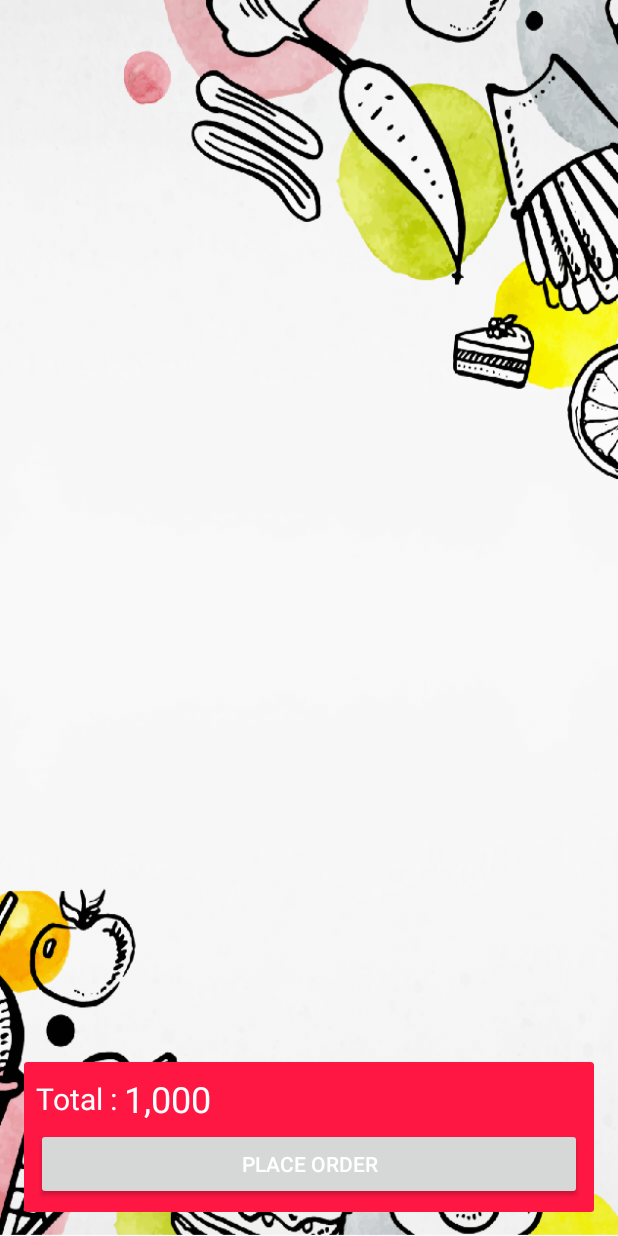
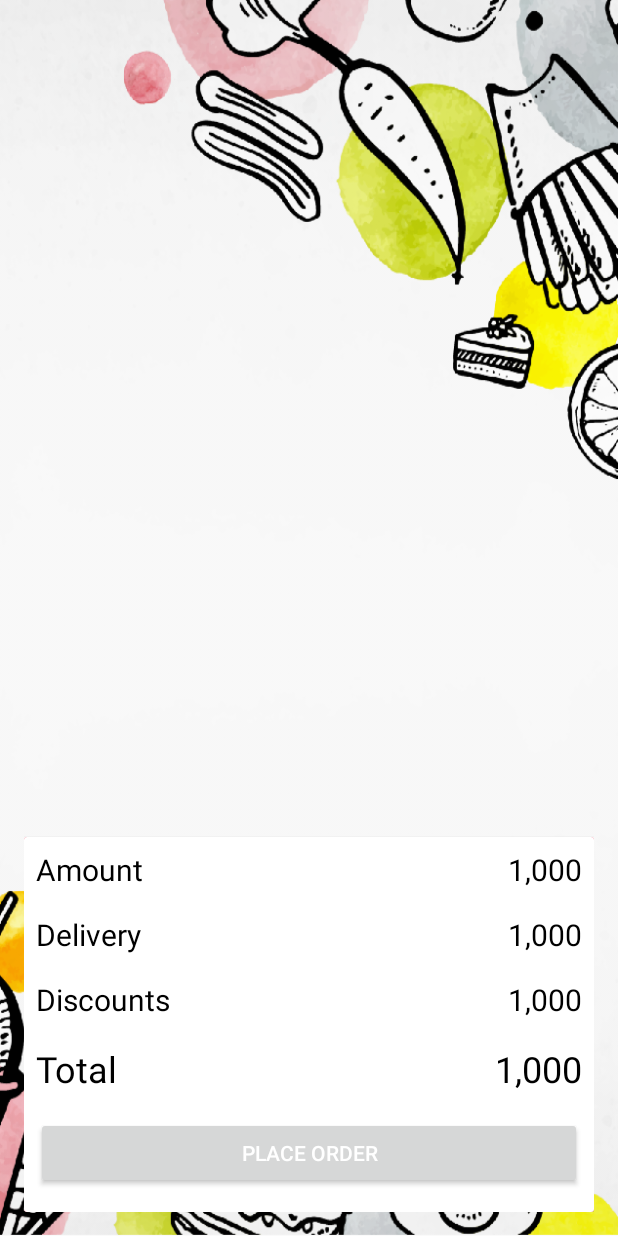
Before and after one commit to krishnakanthpps/MangooApp, an Android app: the layout activity_cart.xml on its own in the app's theme, with its tools: preview values and no code run, on a phone screen of 412 x 824 dp. Run offline under Robolectric (Android 15) with nearby library versions, the phone set to English and light mode, and no system bars; plain views replace FButton.

Commit message:
Logout Fix

```diff
--- a/app/src/main/java/app/mangoofood/mangooapp/Home.java
+++ b/app/src/main/java/app/mangoofood/mangooapp/Home.java
@@ -30,6 +30,7 @@ import com.daimajia.slider.library.Animations.DescriptionAnimation;
 import com.daimajia.slider.library.SliderLayout;
 import com.daimajia.slider.library.SliderTypes.BaseSliderView;
 import com.daimajia.slider.library.SliderTypes.TextSliderView;
+import com.facebook.accountkit.AccountKit;
 import com.firebase.ui.database.FirebaseRecyclerAdapter;
 
 import com.firebase.ui.database.FirebaseRecyclerOptions;
@@ -341,10 +342,11 @@ public class Home extends AppCompatActivity
 
         } else if (id == R.id.nav_log_out) {
 
-            Paper.book().destroy();
-            Intent signIn = new Intent(Home.this,LogIn.class);
-            signIn.addFlags(Intent.FLAG_ACTIVITY_NEW_TASK|Intent.FLAG_ACTIVITY_CLEAR_TASK);
-            startActivity(signIn);
+            AccountKit.logOut();
+
+            Intent intent = new Intent(Home.this,MainActivity.class);
+            intent.addFlags(Intent.FLAG_ACTIVITY_NEW_TASK | Intent.FLAG_ACTIVITY_CLEAR_TASK);
+            startActivity(intent);
         }
         else if (id == R.id.nav_update_name)
         {
--- a/app/src/main/res/layout/activity_cart.xml
+++ b/app/src/main/res/layout/activity_cart.xml
@@ -18,23 +18,100 @@
         android:layout_alignParentBottom="true"
         app:cardBackgroundColor="@color/colorPrimary"
         android:layout_width="match_parent"
-        android:layout_height="100dp">
+        android:layout_height="250dp">
 
-        <RelativeLayout
+        <LinearLayout
             android:layout_width="match_parent"
+            android:orientation="vertical"
+            android:background="@color/white"
             android:layout_height="match_parent">
 
-            <LinearLayout
+            <RelativeLayout
                 android:layout_margin="8dp"
                 android:orientation="horizontal"
                 android:gravity="center_vertical"
-                android:layout_width="wrap_content"
+                android:layout_width="match_parent"
                 android:layout_height="wrap_content">
 
                 <TextView
-                    android:text="Total : "
+                    android:text="Amount "
                     android:textSize="20sp"
-                    android:textColor="@android:color/white"
+                    android:textColor="@android:color/black"
+                    android:layout_width="wrap_content"
+                    android:layout_height="wrap_content" />
+
+                <TextView
+                    android:id="@+id/edtAmount"
+                    android:text="1,000"
+                    android:textSize="20sp"
+                    android:layout_alignParentEnd="true"
+                    android:textColor="@android:color/black"
+                    android:layout_width="wrap_content"
+                    android:layout_height="wrap_content" />
+
+            </RelativeLayout>
+
+            <RelativeLayout
+                android:layout_margin="8dp"
+                android:orientation="horizontal"
+                android:gravity="center_vertical"
+                android:layout_width="match_parent"
+                android:layout_height="wrap_content">
+
+                <TextView
+                    android:text="Delivery "
+                    android:textSize="20sp"
+                    android:textColor="@android:color/black"
+                    android:layout_width="wrap_content"
+                    android:layout_height="wrap_content" />
+
+                <TextView
+                    android:id="@+id/edtDelivery"
+                    android:text="1,000"
+                    android:textSize="20sp"
+                    android:textColor="@android:color/black"
+                    android:layout_alignParentEnd="true"
+                    android:layout_width="wrap_content"
+                    android:layout_height="wrap_content" />
+
+            </RelativeLayout>
+
+            <RelativeLayout
+                android:layout_margin="8dp"
+                android:orientation="horizontal"
+                android:gravity="center_vertical"
+                android:layout_width="match_parent"
+                android:layout_height="wrap_content">
+
+                <TextView
+                    android:text="Discounts "
+                    android:textSize="20sp"
+                    android:textColor="@android:color/black"
+                    android:layout_width="wrap_content"
+                    android:layout_height="wrap_content" />
+
+                <TextView
+                    android:id="@+id/edtDiscount"
+                    android:text="1,000"
+                    android:textSize="20sp"
+                    android:textColor="@android:color/black"
+                    android:layout_alignParentEnd="true"
+                    android:layout_width="wrap_content"
+                    android:layout_height="wrap_content" />
+
+            </RelativeLayout>
+
+            <RelativeLayout
+                android:layout_margin="8dp"
+                android:orientation="horizontal"
+                android:gravity="center_vertical"
+                android:layout_width="match_parent"
+                android:layout_height="wrap_content">
+
+                <TextView
+                    android:text="Total "
+                    android:textSize="24sp"
+                    android:textColor="@android:color/black"
                     android:layout_width="wrap_content"
                     android:layout_height="wrap_content" />
 
@@ -42,11 +119,12 @@
                     android:id="@+id/total"
                     android:text="1,000"
                     android:textSize="24sp"
-                    android:textColor="@android:color/white"
+                    android:textColor="@android:color/black"
+                    android:layout_alignParentEnd="true"
                     android:layout_width="wrap_content"
                     android:layout_height="wrap_content" />
 
-            </LinearLayout>
+            </RelativeLayout>
 
             <info.hoang8f.widget.FButton
                 android:id="@+id/btnPlaceOrder"
@@ -60,12 +138,12 @@
                 android:layout_margin="8dp"
                 app:fButtonColor="@color/btnSignUp"
                 app:shadowColor="@color/colorAccent"
-                app:shadowEnabled="true"
+                app:shadowEnabled="false"
                 app:shadowHeight="5dp"
-                app:cornerRadius="4dp"
+               app:cornerRadius="20dp"
                 />
+            </LinearLayout>
 
-        </RelativeLayout>
 
     </android.support.v7.widget.CardView>
 
```
